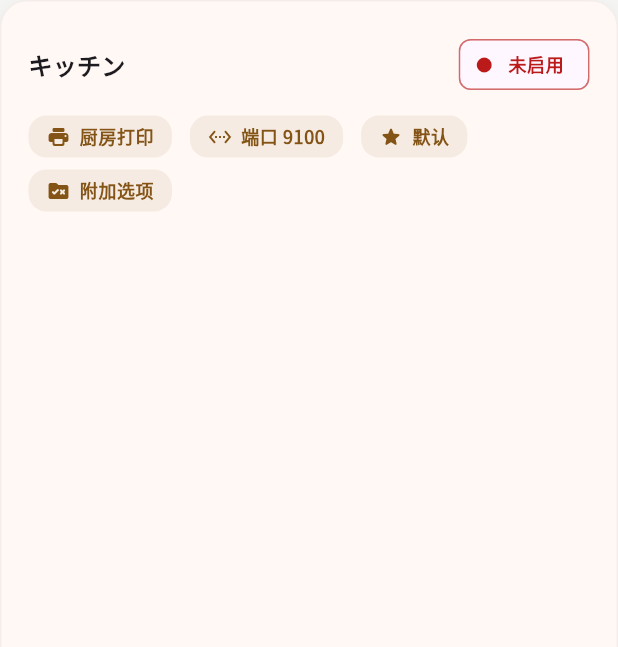
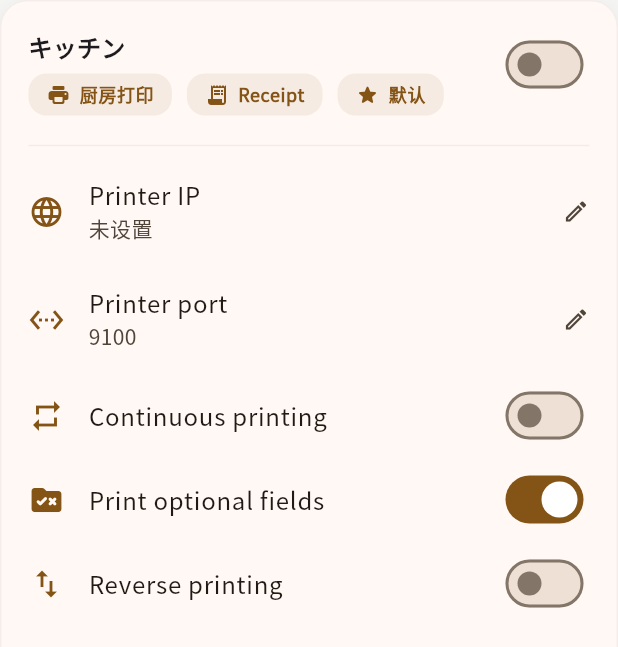
Before and after one commit to Aaron51FX/ShopStaffApp, a Flutter app: the _PrinterTile widget shown alone on an empty page, opened directly with sample values from the repository, on a phone screen of 412 x 824 dp. Shown: the top 647 px of the screen. Run offline on Flutter 3.47's test engine with Material 3 defaults, Android fonts, the phone set to English and light mode, and no system bars; our stand-ins replace dio, equatable, flutter_riverpod, flutter_secure_storage, freezed_annotation, go_router and 3 more; missing offline and left inert: window_manager; accounts and stored records are empty.

Commit message:
add printer setting

```diff
--- a/shop_staff/lib/domain/settings/app_settings_models.dart
+++ b/shop_staff/lib/domain/settings/app_settings_models.dart
@@ -93,47 +93,47 @@ class PrinterSettings {
   const PrinterSettings({
     required this.name,
     required this.type,
-    this.receipt = 0,
-    this.labelWidth = 0,
-    this.continuous = 0,
+    this.receipt = true,
+    this.labelSize = '',
+    this.continuous = false,
     this.isOn = false,
-    this.isDefault = false,
+    this.isDefault = true,
     this.printIp,
     this.printPort,
     this.option = false,
-    this.direction = 0,
+    this.direction = true,
   });
 
   final String name;
   final int type;
-  final int receipt;
-  final int labelWidth;
-  final int continuous;
+  final bool receipt;
+  final String labelSize;
+  final bool continuous;
   final bool isOn;
   final bool isDefault;
   final String? printIp;
   final String? printPort;
   final bool option;
-  final int direction;
+  final bool direction;
 
   PrinterSettings copyWith({
     String? name,
     int? type,
-    int? receipt,
-    int? labelWidth,
-    int? continuous,
+    bool? receipt,
+    String? labelSize,
+    bool? continuous,
     bool? isOn,
     bool? isDefault,
     String? printIp,
     String? printPort,
     bool? option,
-    int? direction,
+    bool? direction,
   }) {
     return PrinterSettings(
       name: name ?? this.name,
       type: type ?? this.type,
       receipt: receipt ?? this.receipt,
-      labelWidth: labelWidth ?? this.labelWidth,
+      labelSize: labelSize ?? this.labelSize,
       continuous: continuous ?? this.continuous,
       isOn: isOn ?? this.isOn,
       isDefault: isDefault ?? this.isDefault,
@@ -149,7 +149,7 @@ class PrinterSettings {
       'name': name,
       'type': type,
       'receipt': receipt,
-      'labelWidth': labelWidth,
+      'labelSize': labelSize,
       'continuous': continuous,
       'isOn': isOn,
       'isDefault': isDefault,
@@ -164,15 +164,15 @@ class PrinterSettings {
     return PrinterSettings(
       name: json['name'] as String? ?? '',
       type: _readInt(json['type']) ?? 0,
-      receipt: _readInt(json['receipt']) ?? 0,
-      labelWidth: _readInt(json['labelWidth']) ?? 0,
-      continuous: _readInt(json['continuous']) ?? 0,
+      receipt: _readBool(json['receipt']) ?? true,
+      labelSize: json['labelSize'] as String? ?? '',
+      continuous: _readBool(json['continuous']) ?? false,
       isOn: _readBool(json['isOn']) ?? false,
       isDefault: _readBool(json['isDefault']) ?? false,
       printIp: json['printIp'] as String?,
       printPort: json['printPort']?.toString(),
       option: _readBool(json['option']) ?? false,
-      direction: _readInt(json['direction']) ?? 0,
+      direction: _readBool(json['direction']) ?? true,
     );
   }
 
@@ -181,54 +181,54 @@ class PrinterSettings {
       PrinterSettings(
         name: 'キッチン',
         type: 10,
-        receipt: 0,
-        labelWidth: 0,
-        continuous: 0,
+        receipt: true,
+        labelSize: '',
+        continuous: false,
         isOn: false,
         isDefault: true,
         printIp: '',
         printPort: '9100',
         option: true,
-        direction: 0,
+        direction: false,
       ),
       PrinterSettings(
         name: 'キッチン (ラベル)',
         type: 10,
-        receipt: 1,
-        labelWidth: 0,
-        continuous: 0,
+        receipt: false,
+        labelSize: '',
+        continuous: false,
         isOn: false,
         isDefault: false,
         printIp: '',
         printPort: '9100',
         option: true,
-        direction: 0,
+        direction: false,
       ),
       PrinterSettings(
         name: 'センター',
         type: 11,
-        receipt: 0,
-        labelWidth: 0,
-        continuous: 0,
+        receipt: true,
+        labelSize: '',
+        continuous: false,
         isOn: false,
         isDefault: false,
         printIp: '',
         printPort: '9100',
-        option: false,
-        direction: 0,
+        option: true,
+        direction: false,
       ),
       PrinterSettings(
         name: 'カウンター',
         type: 12,
-        receipt: 0,
-        labelWidth: 0,
-        continuous: 0,
+        receipt: true,
+        labelSize: '',
+        continuous: false,
         isOn: false,
         isDefault: false,
         printIp: '',
         printPort: '9100',
-        option: false,
-        direction: 0,
+        option: true,
+        direction: false,
       ),
     ];
   }
--- a/shop_staff/lib/l10n/app_en.arb
+++ b/shop_staff/lib/l10n/app_en.arb
@@ -37,5 +37,18 @@
   "settingsNetworkEditPortTitle": "Edit terminal port",
   "settingsNetworkEditPortLabel": "Terminal port",
   "settingsNetworkEditPortHint": "Leave empty to clear the port",
-  "settingsNetworkEditInvalidPort": "Enter a port between 1 and 65535"
+  "settingsNetworkEditInvalidPort": "Enter a port between 1 and 65535",
+  "settingsPrinterReceiptTicket": "Receipt",
+  "settingsPrinterReceiptLabel": "Label",
+  "settingsPrinterLabelSizeTitle": "Label size",
+  "settingsPrinterLabelSizeNone": "Not set",
+  "settingsPrinterEditIpTitle": "Edit printer IP",
+  "settingsPrinterEditIpLabel": "Printer IP address",
+  "settingsPrinterEditPortTitle": "Edit printer port",
+  "settingsPrinterEditPortLabel": "Printer port",
+  "settingsPrinterIpTitle": "Printer IP",
+  "settingsPrinterPortTitle": "Printer port",
+  "settingsPrinterToggleContinuous": "Continuous printing",
+  "settingsPrinterToggleOption": "Print optional fields",
+  "settingsPrinterToggleDirection": "Reverse printing"
 }
--- a/shop_staff/lib/l10n/app_localizations.dart
+++ b/shop_staff/lib/l10n/app_localizations.dart
@@ -327,6 +327,84 @@ abstract class AppLocalizations {
   /// In en, this message translates to:
   /// **'Enter a port between 1 and 65535'**
   String get settingsNetworkEditInvalidPort;
+
+  /// No description provided for @settingsPrinterReceiptTicket.
+  ///
+  /// In en, this message translates to:
+  /// **'Receipt'**
+  String get settingsPrinterReceiptTicket;
+
+  /// No description provided for @settingsPrinterReceiptLabel.
+  ///
+  /// In en, this message translates to:
+  /// **'Label'**
+  String get settingsPrinterReceiptLabel;
+
+  /// No description provided for @settingsPrinterLabelSizeTitle.
+  ///
+  /// In en, this message translates to:
+  /// **'Label size'**
+  String get settingsPrinterLabelSizeTitle;
+
+  /// No description provided for @settingsPrinterLabelSizeNone.
+  ///
+  /// In en, this message translates to:
+  /// **'Not set'**
+  String get settingsPrinterLabelSizeNone;
+
+  /// No description provided for @settingsPrinterEditIpTitle.
+  ///
+  /// In en, this message translates to:
+  /// **'Edit printer IP'**
+  String get settingsPrinterEditIpTitle;
+
+  /// No description provided for @settingsPrinterEditIpLabel.
+  ///
+  /// In en, this message translates to:
+  /// **'Printer IP address'**
+  String get settingsPrinterEditIpLabel;
+
+  /// No description provided for @settingsPrinterEditPortTitle.
+  ///
+  /// In en, this message translates to:
+  /// **'Edit printer port'**
+  String get settingsPrinterEditPortTitle;
+
+  /// No description provided for @settingsPrinterEditPortLabel.
+  ///
+  /// In en, this message translates to:
+  /// **'Printer port'**
+  String get settingsPrinterEditPortLabel;
+
+  /// No description provided for @settingsPrinterIpTitle.
+  ///
+  /// In en, this message translates to:
+  /// **'Printer IP'**
+  String get settingsPrinterIpTitle;
+
+  /// No description provided for @settingsPrinterPortTitle.
+  ///
+  /// In en, this message translates to:
+  /// **'Printer port'**
+  String get settingsPrinterPortTitle;
+
+  /// No description provided for @settingsPrinterToggleContinuous.
+  ///
+  /// In en, this message translates to:
+  /// **'Continuous printing'**
+  String get settingsPrinterToggleContinuous;
+
+  /// No description provided for @settingsPrinterToggleOption.
+  ///
+  /// In en, this message translates to:
+  /// **'Print optional fields'**
+  String get settingsPrinterToggleOption;
+
+  /// No description provided for @settingsPrinterToggleDirection.
+  ///
+  /// In en, this message translates to:
+  /// **'Reverse printing'**
+  String get settingsPrinterToggleDirection;
 }
 
 class _AppLocalizationsDelegate
--- a/shop_staff/lib/l10n/app_localizations_en.dart
+++ b/shop_staff/lib/l10n/app_localizations_en.dart
@@ -129,4 +129,43 @@ class AppLocalizationsEn extends AppLocalizations {
   @override
   String get settingsNetworkEditInvalidPort =>
       'Enter a port between 1 and 65535';
+
+  @override
+  String get settingsPrinterReceiptTicket => 'Receipt';
+
+  @override
+  String get settingsPrinterReceiptLabel => 'Label';
+
+  @override
+  String get settingsPrinterLabelSizeTitle => 'Label size';
+
+  @override
+  String get settingsPrinterLabelSizeNone => 'Not set';
+
+  @override
+  String get settingsPrinterEditIpTitle => 'Edit printer IP';
+
+  @override
+  String get settingsPrinterEditIpLabel => 'Printer IP address';
+
+  @override
+  String get settingsPrinterEditPortTitle => 'Edit printer port';
+
+  @override
+  String get settingsPrinterEditPortLabel => 'Printer port';
+
+  @override
+  String get settingsPrinterIpTitle => 'Printer IP';
+
+  @override
+  String get settingsPrinterPortTitle => 'Printer port';
+
+  @override
+  String get settingsPrinterToggleContinuous => 'Continuous printing';
+
+  @override
+  String get settingsPrinterToggleOption => 'Print optional fields';
+
+  @override
+  String get settingsPrinterToggleDirection => 'Reverse printing';
 }
--- a/shop_staff/lib/presentations/settings/pages/settings_page.dart
+++ b/shop_staff/lib/presentations/settings/pages/settings_page.dart
@@ -492,60 +492,6 @@ class _SystemSettingsView extends ConsumerWidget {
       ],
     );
   }
-
-  Future<String?> _promptForValue(
-    BuildContext context, {
-    required AppLocalizations t,
-    required String title,
-    required String label,
-    String? hint,
-    required String initialValue,
-    TextInputType keyboardType = TextInputType.text,
-    List<TextInputFormatter>? inputFormatters,
-    required String? Function(String value) validator,
-  }) async {
-    return showDialog<String>(
-      context: context,
-      builder: (ctx) => _ValuePromptDialog(
-        title: title,
-        label: label,
-        hint: hint,
-        initialValue: initialValue,
-        keyboardType: keyboardType,
-        inputFormatters: inputFormatters,
-        validator: validator,
-        t: t,
-      ),
-    );
-  }
-
-  String? _validateIp(AppLocalizations t, String value) {
-    if (value.isEmpty) {
-      return null;
-    }
-    final segments = value.split('.');
-    if (segments.length != 4) {
-      return t.settingsNetworkEditInvalidIp;
-    }
-    for (final segment in segments) {
-      final part = int.tryParse(segment);
-      if (part == null || part < 0 || part > 255) {
-        return t.settingsNetworkEditInvalidIp;
-      }
-    }
-    return null;
-  }
-
-  String? _validatePort(AppLocalizations t, String value) {
-    if (value.isEmpty) {
-      return null;
-    }
-    final port = int.tryParse(value);
-    if (port == null || port < 1 || port > 65535) {
-      return t.settingsNetworkEditInvalidPort;
-    }
-    return null;
-  }
 }
 
 class _ValuePromptDialog extends StatefulWidget {
@@ -624,6 +570,60 @@ class _ValuePromptDialogState extends State<_ValuePromptDialog> {
       ],
     );
   }
+}
+
+Future<String?> _promptForValue(
+  BuildContext context, {
+  required AppLocalizations t,
+  required String title,
+  required String label,
+  String? hint,
+  required String initialValue,
+  TextInputType keyboardType = TextInputType.text,
+  List<TextInputFormatter>? inputFormatters,
+  required String? Function(String value) validator,
+}) {
+  return showDialog<String>(
+    context: context,
+    builder: (ctx) => _ValuePromptDialog(
+      title: title,
+      label: label,
+      hint: hint,
+      initialValue: initialValue,
+      keyboardType: keyboardType,
+      inputFormatters: inputFormatters,
+      validator: validator,
+      t: t,
+    ),
+  );
+}
+
+String? _validateIp(AppLocalizations t, String value) {
+  if (value.isEmpty) {
+    return null;
+  }
+  final segments = value.split('.');
+  if (segments.length != 4) {
+    return t.settingsNetworkEditInvalidIp;
+  }
+  for (final segment in segments) {
+    final part = int.tryParse(segment);
+    if (part == null || part < 0 || part > 255) {
+      return t.settingsNetworkEditInvalidIp;
+    }
+  }
+  return null;
+}
+
+String? _validatePort(AppLocalizations t, String value) {
+  if (value.isEmpty) {
+    return null;
+  }
+  final port = int.tryParse(value);
+  if (port == null || port < 1 || port > 65535) {
+    return t.settingsNetworkEditInvalidPort;
+  }
+  return null;
 }
 
 class _MachineInfoView extends StatelessWidget {
@@ -841,19 +841,95 @@ class _InfoRow extends StatelessWidget {
   }
 }
 
-class _PrinterTile extends StatelessWidget {
+const Map<String, String> _labelPrintSize = {
+  '60x30': '450x225',
+  '50x30': '375x225',
+  '40x30': '300x225',
+  '60x40': '450x300',
+  '50x40': '375x300',
+  '40x40': '300x300',
+  '60x50': '450x375',
+  '50x50': '375x375',
+  '40x50': '300x375',
+};
+
+class _PrinterTile extends ConsumerWidget {
   const _PrinterTile({required this.printer});
 
   final PrinterSettings printer;
 
   @override
-  Widget build(BuildContext context) {
+  Widget build(BuildContext context, WidgetRef ref) {
     final theme = Theme.of(context);
-    final statusColor = printer.isOn
-        ? theme.colorScheme.primary
-        : theme.colorScheme.error;
-    final statusLabel = printer.isOn ? '已启用' : '未启用';
+    final t = AppLocalizations.of(context);
+    final vm = ref.read(settingsViewModelProvider.notifier);
+    final receiptLabel = printer.receipt
+        ? t.settingsPrinterReceiptTicket
+        : t.settingsPrinterReceiptLabel;
     final typeLabel = _printerType(printer.type);
+    String? selectedLabelKey;
+    for (final entry in _labelPrintSize.entries) {
+      if (entry.value == printer.labelSize || entry.key == printer.labelSize) {
+        selectedLabelKey = entry.key;
+        break;
+      }
+    }
+    final fallbackLabel = selectedLabelKey == null ? printer.labelSize : null;
+    final dropdownValue =
+        selectedLabelKey ??
+        (fallbackLabel?.isNotEmpty == true ? fallbackLabel : null);
+
+    Future<void> updatePrinter(PrinterSettings updated) async {
+      await vm.savePrinter(updated);
+    }
+
+    Future<void> editIp() async {
+      final input = await _promptForValue(
+        context,
+        t: t,
+        title: t.settingsPrinterEditIpTitle,
+        label: t.settingsPrinterEditIpLabel,
+        hint: t.settingsNetworkEditIpHint,
+        initialValue: printer.printIp ?? '',
+        keyboardType: TextInputType.text,
+        validator: (value) => _validateIp(t, value),
+      );
+      if (input == null) return;
+      final trimmed = input.trim();
+      await updatePrinter(
+        printer.copyWith(printIp: trimmed.isEmpty ? null : trimmed),
+      );
+    }
+
+    Future<void> editPort() async {
+      final input = await _promptForValue(
+        context,
+        t: t,
+        title: t.settingsPrinterEditPortTitle,
+        label: t.settingsPrinterEditPortLabel,
+        hint: t.settingsNetworkEditPortHint,
+        initialValue: printer.printPort ?? '',
+        keyboardType: const TextInputType.numberWithOptions(
+          decimal: false,
+          signed: false,
+        ),
+        inputFormatters: [FilteringTextInputFormatter.digitsOnly],
+        validator: (value) => _validatePort(t, value),
+      );
+      if (input == null) return;
+      final trimmed = input.trim();
+      await updatePrinter(
+        printer.copyWith(printPort: trimmed.isEmpty ? null : trimmed),
+      );
+    }
+
+    Future<void> selectLabelSize(String? key) async {
+      final newValue = key == null ? '' : _labelPrintSize[key] ?? key;
+      if (newValue == printer.labelSize) {
+        return;
+      }
+      await updatePrinter(printer.copyWith(labelSize: newValue));
+    }
 
     return Container(
       margin: const EdgeInsets.only(bottom: 16),
@@ -874,44 +950,126 @@ class _PrinterTile extends StatelessWidget {
         crossAxisAlignment: CrossAxisAlignment.start,
         children: [
           Row(
+            crossAxisAlignment: CrossAxisAlignment.start,
             children: [
               Expanded(
-                child: Text(
-                  printer.name,
-                  style: theme.textTheme.titleMedium?.copyWith(
-                    fontWeight: FontWeight.w700,
-                  ),
+                child: Column(
+                  crossAxisAlignment: CrossAxisAlignment.start,
+                  children: [
+                    Text(
+                      printer.name,
+                      style: theme.textTheme.titleMedium?.copyWith(
+                        fontWeight: FontWeight.w700,
+                      ),
+                    ),
+                    const SizedBox(height: 6),
+                    Wrap(
+                      spacing: 10,
+                      runSpacing: 8,
+                      children: [
+                        _Tag(icon: Icons.print_rounded, label: typeLabel),
+                        _Tag(icon: Icons.receipt_long, label: receiptLabel),
+                        if (printer.isDefault)
+                          const _Tag(icon: Icons.star_rounded, label: '默认'),
+                      ],
+                    ),
+                  ],
                 ),
               ),
-              Chip(
-                avatar: Icon(Icons.circle, size: 12, color: statusColor),
-                label: Text(statusLabel),
-                labelStyle: theme.textTheme.bodySmall?.copyWith(
-                  color: statusColor,
-                  fontWeight: FontWeight.w600,
-                ),
-                side: BorderSide(color: statusColor.withValues(alpha: 0.4)),
+              Switch.adaptive(
+                value: printer.isOn,
+                onChanged: (value) =>
+                    updatePrinter(printer.copyWith(isOn: value)),
               ),
             ],
           ),
-          const SizedBox(height: 10),
-          Wrap(
-            spacing: 12,
-            runSpacing: 8,
-            children: [
-              _Tag(icon: Icons.print_rounded, label: typeLabel),
-              if (printer.printIp?.isNotEmpty == true)
-                _Tag(icon: Icons.language, label: printer.printIp!),
-              if (printer.printPort?.isNotEmpty == true)
-                _Tag(
-                  icon: Icons.settings_ethernet,
-                  label: '端口 ${printer.printPort}',
+          const SizedBox(height: 12),
+          Divider(color: theme.dividerColor.withValues(alpha: 0.1)),
+          ListTile(
+            contentPadding: EdgeInsets.zero,
+            leading: Icon(Icons.language, color: theme.colorScheme.primary),
+            title: Text(t.settingsPrinterIpTitle),
+            subtitle: Text(_displayValue(printer.printIp)),
+            trailing: const Icon(Icons.edit_outlined, size: 18),
+            onTap: editIp,
+          ),
+          ListTile(
+            contentPadding: EdgeInsets.zero,
+            leading: Icon(
+              Icons.settings_ethernet,
+              color: theme.colorScheme.primary,
+            ),
+            title: Text(t.settingsPrinterPortTitle),
+            subtitle: Text(_displayValue(printer.printPort)),
+            trailing: const Icon(Icons.edit_outlined, size: 18),
+            onTap: editPort,
+          ),
+          if (printer.receipt == false)
+          Padding(
+            padding: const EdgeInsets.only(top: 4, bottom: 12),
+            child: InputDecorator(
+              decoration: InputDecoration(
+                labelText: t.settingsPrinterLabelSizeTitle,
+                prefixIcon: Icon(
+                  Icons.view_week,
+                  color: theme.colorScheme.primary,
                 ),
-              if (printer.isDefault)
-                _Tag(icon: Icons.star_rounded, label: '默认'),
-              if (printer.option)
-                _Tag(icon: Icons.rule_folder_rounded, label: '附加选项'),
-            ],
+                border: OutlineInputBorder(
+                  borderRadius: BorderRadius.circular(12),
+                ),
+              ),
+              child: DropdownButtonHideUnderline(
+                child: DropdownButton<String?>(
+                  value: dropdownValue,
+                  isExpanded: true,
+                  items: [
+                    DropdownMenuItem<String?>(
+                      value: null,
+                      child: Text(t.settingsPrinterLabelSizeNone),
+                    ),
+                    for (final entry in _labelPrintSize.entries)
+                      DropdownMenuItem<String?>(
+                        value: entry.key,
+                        child: Text('${entry.key} (${entry.value})'),
+                      ),
+                    if (fallbackLabel != null && fallbackLabel.isNotEmpty)
+                      DropdownMenuItem<String?>(
+                        value: fallbackLabel,
+                        child: Text(fallbackLabel),
+                      ),
+                  ],
+                  onChanged: (value) => selectLabelSize(value),
+                ),
+              ),
+            ),
+          ),
+          if (printer.type != 11)
+            SwitchListTile.adaptive(
+              contentPadding: EdgeInsets.zero,
+              value: printer.continuous,
+              onChanged: (value) =>
+                  updatePrinter(printer.copyWith(continuous: value)),
+              title: Text(t.settingsPrinterToggleContinuous),
+              secondary: Icon(Icons.repeat, color: theme.colorScheme.primary),
+            ),
+          SwitchListTile.adaptive(
+            contentPadding: EdgeInsets.zero,
+            value: printer.option,
+            onChanged: (value) =>
+                updatePrinter(printer.copyWith(option: value)),
+            title: Text(t.settingsPrinterToggleOption),
+            secondary: Icon(
+              Icons.rule_folder_rounded,
+              color: theme.colorScheme.primary,
+            ),
+          ),
+          SwitchListTile.adaptive(
+            contentPadding: EdgeInsets.zero,
+            value: printer.direction,
+            onChanged: (value) =>
+                updatePrinter(printer.copyWith(direction: value)),
+            title: Text(t.settingsPrinterToggleDirection),
+            secondary: Icon(Icons.swap_vert, color: theme.colorScheme.primary),
           ),
         ],
       ),
```
Also changed, not shown: shop_staff/lib/l10n/app_ja.arb (+14 -1 lines), shop_staff/lib/l10n/app_localizations_ja.dart (+39 -0 lines), shop_staff/lib/l10n/app_localizations_zh.dart (+39 -0 lines), shop_staff/lib/l10n/app_zh.arb (+14 -1 lines), shop_staff/lib/presentations/settings/viewmodels/settings_viewmodel.dart (+56 -0 lines).
